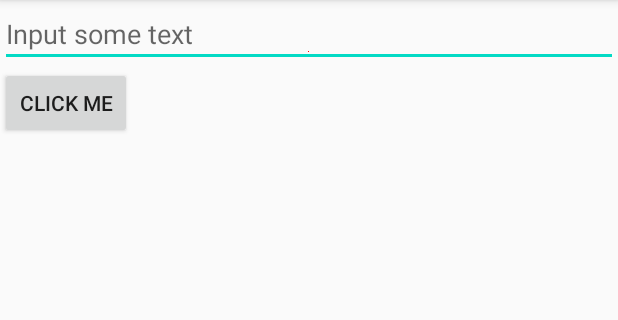
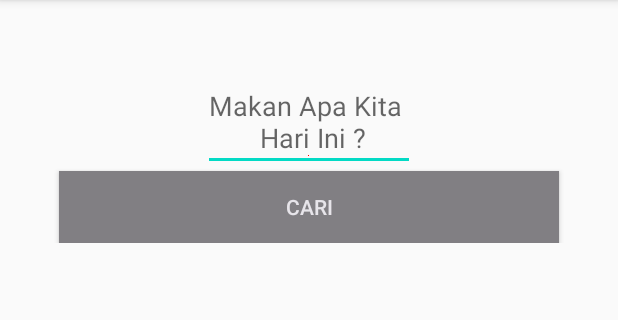
Before and after one commit to MochRafi007/Tubes1_P3B, an Android app: the screen it shows after launch (MainActivity), on a phone screen of 412 x 824 dp, the part 84-404 px from its top. Run offline under Robolectric (Android 15) with nearby library versions, the phone set to English and light mode, and no system bars.

Commit message:
perubahan layout
posisi dan nama textnya ada yg gw ubah

```diff
--- a/app/src/main/res/layout/main_fragment.xml
+++ b/app/src/main/res/layout/main_fragment.xml
@@ -1,22 +1,46 @@
 <?xml version="1.0" encoding="utf-8"?>
 <LinearLayout
     android:layout_width="match_parent"
-    android:layout_height="wrap_content"
+    android:layout_height="match_parent"
     android:orientation="vertical"
     xmlns:android="http://schemas.android.com/apk/res/android">
+
+       <RelativeLayout
+           android:layout_width="match_parent"
+           android:layout_height="match_parent">
+
+
         <EditText
             android:id="@+id/et_text"
-            android:layout_width="match_parent"
+            android:layout_width="wrap_content"
             android:layout_height="wrap_content"
             android:hint="@string/et_text_page1"
+            android:textAlignment="center"
             android:drawableBottom="@color/red"
+            android:layout_centerVertical="true"
+            android:layout_centerHorizontal="true"
             >
         </EditText>
+           <Button
+               android:layout_width="wrap_content"
+               android:layout_height="wrap_content"
+               android:id="@+id/bawah"
+               android:layout_below="@+id/et_text"
+               android:visibility="invisible">
+
+           </Button>
         <Button
             android:id="@+id/btn_clickme"
-            android:layout_width="wrap_content"
+            android:layout_width="500px"
             android:layout_height="wrap_content"
-            android:text="@string/btn_clckme">
+            android:layout_centerHorizontal="true"
+            android:layout_below="@+id/bawah"
+            android:text="@string/btn_clckme"
+            android:background="#817F83"
+            android:textColor="#E7E5EA"
+            >
         </Button>
 
+       </RelativeLayout>
+
 </LinearLayout>
--- a/app/src/main/res/values/strings.xml
+++ b/app/src/main/res/values/strings.xml
@@ -1,11 +1,11 @@
 <resources>
     <string name="app_name">M0317073</string>
-    <string name="et_text_page1">Input some text</string>
-    <string name="btn_clckme">CLICK ME</string>
+    <string name="et_text_page1">Makan Apa Kita \n Hari Ini ?</string>
+    <string name="btn_clckme">Cari</string>
     <string name="right_drawer_text">This is Right Drawer</string>
     <string name="left_drawer_text">Home</string>
     <string name="second_fragment_text">This is Second Fragment Text</string>
-    <string name="left_drawer_text_1">Page2</string>
+    <string name="left_drawer_text_1">Menu</string>
     <string name="left_drawer_text_2">Exit</string>
     <string name="openDrawer">open drawer</string>
     <string name="closeDrawer">close drawer</string>
```
